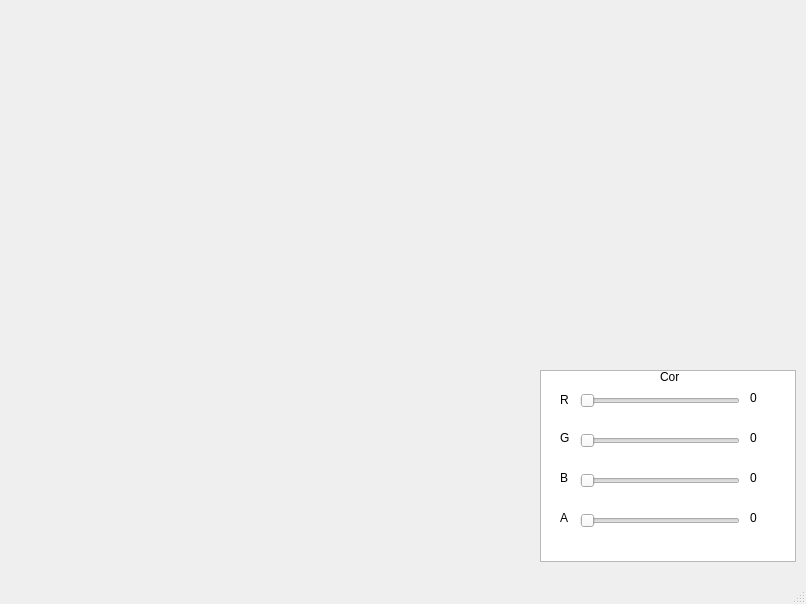
The window that mainwindow.ui (ItaloDias-stack/ProjetoEscultorQt) describes before a commit, drawn with Qt 5.
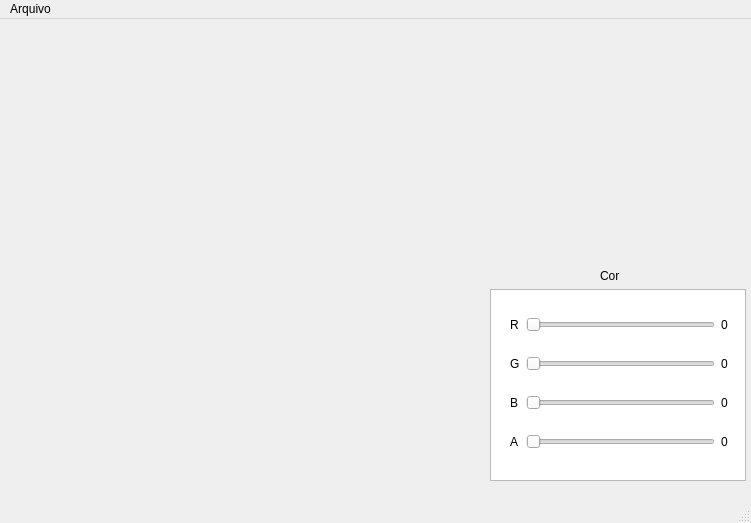
The same window after the commit. Custom widgets are drawn as their Qt base class.

Patch:
```diff
--- a/mainwindow.ui
+++ b/mainwindow.ui
@@ -6,8 +6,8 @@
    <rect>
     <x>0</x>
     <y>0</y>
-    <width>806</width>
-    <height>604</height>
+    <width>751</width>
+    <height>523</height>
    </rect>
   </property>
   <property name="windowTitle">
@@ -17,8 +17,8 @@
    <widget class="QListView" name="listView">
     <property name="geometry">
      <rect>
-      <x>540</x>
-      <y>370</y>
+      <x>490</x>
+      <y>270</y>
       <width>256</width>
       <height>192</height>
      </rect>
@@ -27,8 +27,8 @@
    <widget class="QLabel" name="label">
     <property name="geometry">
      <rect>
-      <x>660</x>
-      <y>370</y>
+      <x>600</x>
+      <y>250</y>
       <width>47</width>
       <height>13</height>
      </rect>
@@ -37,28 +37,35 @@
      <string>Cor</string>
     </property>
    </widget>
+   <widget class="Matrix" name="widget" native="true">
+    <property name="geometry">
+     <rect>
+      <x>10</x>
+      <y>0</y>
+      <width>471</width>
+      <height>481</height>
+     </rect>
+    </property>
+   </widget>
+   <widget class="QWidget" name="layoutWidget">
+    <property name="geometry">
+     <rect>
+      <x>510</x>
+      <y>280</y>
+      <width>231</width>
+      <height>171</height>
+     </rect>
+    </property>
+    <layout class="QGridLayout" name="gridLayout" columnminimumwidth="5,50,20">
+     <item row="0" column="0">
    <widget class="QLabel" name="label_2">
-    <property name="geometry">
-     <rect>
-      <x>560</x>
-      <y>390</y>
-      <width>20</width>
-      <height>20</height>
-     </rect>
-    </property>
     <property name="text">
      <string>R</string>
     </property>
    </widget>
+     </item>
+     <item row="0" column="1">
    <widget class="QSlider" name="redValueSlider">
-    <property name="geometry">
-     <rect>
-      <x>580</x>
-      <y>390</y>
-      <width>160</width>
-      <height>22</height>
-     </rect>
-    </property>
     <property name="maximum">
      <number>255</number>
     </property>
@@ -66,41 +73,23 @@
      <enum>Qt::Horizontal</enum>
     </property>
    </widget>
+     </item>
+     <item row="0" column="2">
    <widget class="QLabel" name="redValueLabel">
-    <property name="geometry">
-     <rect>
-      <x>750</x>
-      <y>390</y>
-      <width>41</width>
-      <height>16</height>
-     </rect>
-    </property>
     <property name="text">
      <string>0</string>
     </property>
    </widget>
+     </item>
+     <item row="1" column="0">
    <widget class="QLabel" name="label_3">
-    <property name="geometry">
-     <rect>
-      <x>560</x>
-      <y>430</y>
-      <width>16</width>
-      <height>16</height>
-     </rect>
-    </property>
     <property name="text">
      <string>G</string>
     </property>
    </widget>
+     </item>
+     <item row="1" column="1">
    <widget class="QSlider" name="greenSliderValue">
-    <property name="geometry">
-     <rect>
-      <x>580</x>
-      <y>430</y>
-      <width>160</width>
-      <height>22</height>
-     </rect>
-    </property>
     <property name="maximum">
      <number>255</number>
     </property>
@@ -108,41 +97,23 @@
      <enum>Qt::Horizontal</enum>
     </property>
    </widget>
+     </item>
+     <item row="1" column="2">
    <widget class="QLabel" name="greenValueLabel">
-    <property name="geometry">
-     <rect>
-      <x>750</x>
-      <y>430</y>
-      <width>41</width>
-      <height>16</height>
-     </rect>
-    </property>
     <property name="text">
      <string>0</string>
     </property>
    </widget>
+     </item>
+     <item row="2" column="0">
    <widget class="QLabel" name="label_5">
-    <property name="geometry">
-     <rect>
-      <x>560</x>
-      <y>470</y>
-      <width>16</width>
-      <height>16</height>
-     </rect>
-    </property>
     <property name="text">
      <string>B</string>
     </property>
    </widget>
+     </item>
+     <item row="2" column="1">
    <widget class="QSlider" name="blueValueSlider">
-    <property name="geometry">
-     <rect>
-      <x>580</x>
-      <y>470</y>
-      <width>160</width>
-      <height>22</height>
-     </rect>
-    </property>
     <property name="maximum">
      <number>255</number>
     </property>
@@ -150,41 +121,23 @@
      <enum>Qt::Horizontal</enum>
     </property>
    </widget>
+     </item>
+     <item row="2" column="2">
    <widget class="QLabel" name="blueValueLabel">
-    <property name="geometry">
-     <rect>
-      <x>750</x>
-      <y>470</y>
-      <width>41</width>
-      <height>16</height>
-     </rect>
-    </property>
     <property name="text">
      <string>0</string>
     </property>
    </widget>
+     </item>
+     <item row="3" column="0">
    <widget class="QLabel" name="label_4">
-    <property name="geometry">
-     <rect>
-      <x>560</x>
-      <y>510</y>
-      <width>16</width>
-      <height>16</height>
-     </rect>
-    </property>
     <property name="text">
      <string>A</string>
     </property>
    </widget>
+     </item>
+     <item row="3" column="1">
    <widget class="QSlider" name="opacityValueSlider">
-    <property name="geometry">
-     <rect>
-      <x>580</x>
-      <y>510</y>
-      <width>160</width>
-      <height>22</height>
-     </rect>
-    </property>
     <property name="maximum">
      <number>255</number>
     </property>
@@ -192,18 +145,15 @@
      <enum>Qt::Horizontal</enum>
     </property>
    </widget>
+     </item>
+     <item row="3" column="2">
    <widget class="QLabel" name="opacityValueLabel">
-    <property name="geometry">
-     <rect>
-      <x>750</x>
-      <y>510</y>
-      <width>21</width>
-      <height>16</height>
-     </rect>
-    </property>
     <property name="text">
      <string>0</string>
     </property>
+      </widget>
+     </item>
+    </layout>
    </widget>
   </widget>
   <widget class="QMenuBar" name="menubar">
@@ -211,13 +161,28 @@
     <rect>
      <x>0</x>
      <y>0</y>
-     <width>806</width>
+     <width>751</width>
      <height>21</height>
     </rect>
    </property>
+   <widget class="QMenu" name="menuFile">
+    <property name="title">
+     <string>Arquivo</string>
+    </property>
+    <addaction name="actionGerar_Arquivo_off"/>
+   </widget>
+   <addaction name="menuFile"/>
   </widget>
   <widget class="QStatusBar" name="statusbar"/>
  </widget>
+ <customwidgets>
+  <customwidget>
+   <class>Matrix</class>
+   <extends>QWidget</extends>
+   <header>matrix.h</header>
+   <container>1</container>
+  </customwidget>
+ </customwidgets>
  <resources/>
  <connections>
   <connection>
```
Left out of the diff: 24 changed lines with no effect on the pictures. Lines whose indentation alone changed are shown as unchanged.
